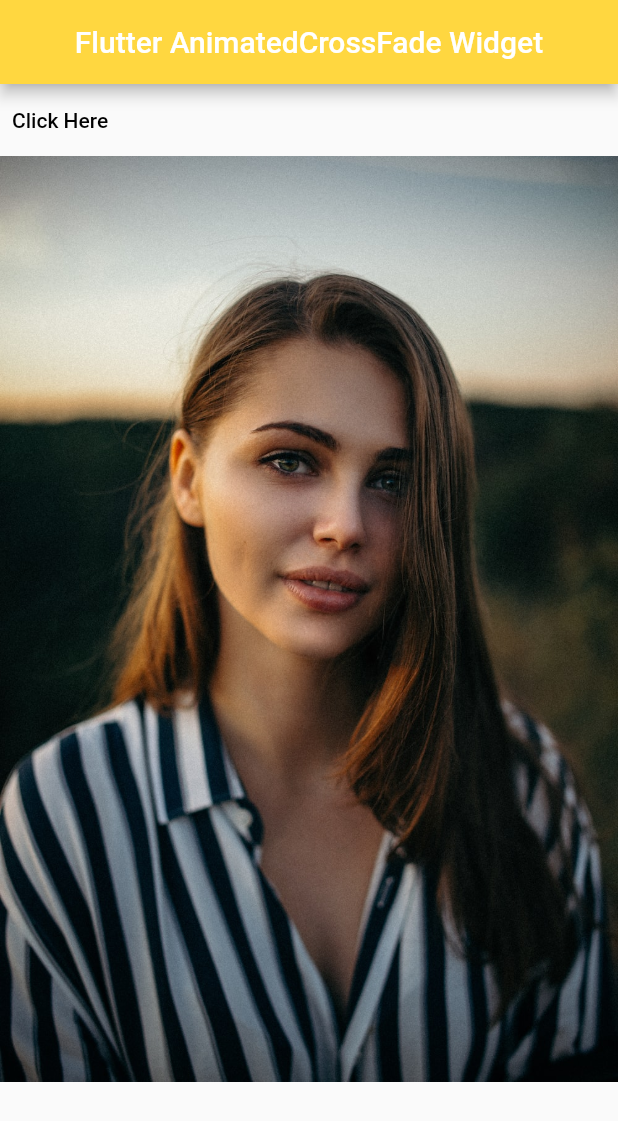
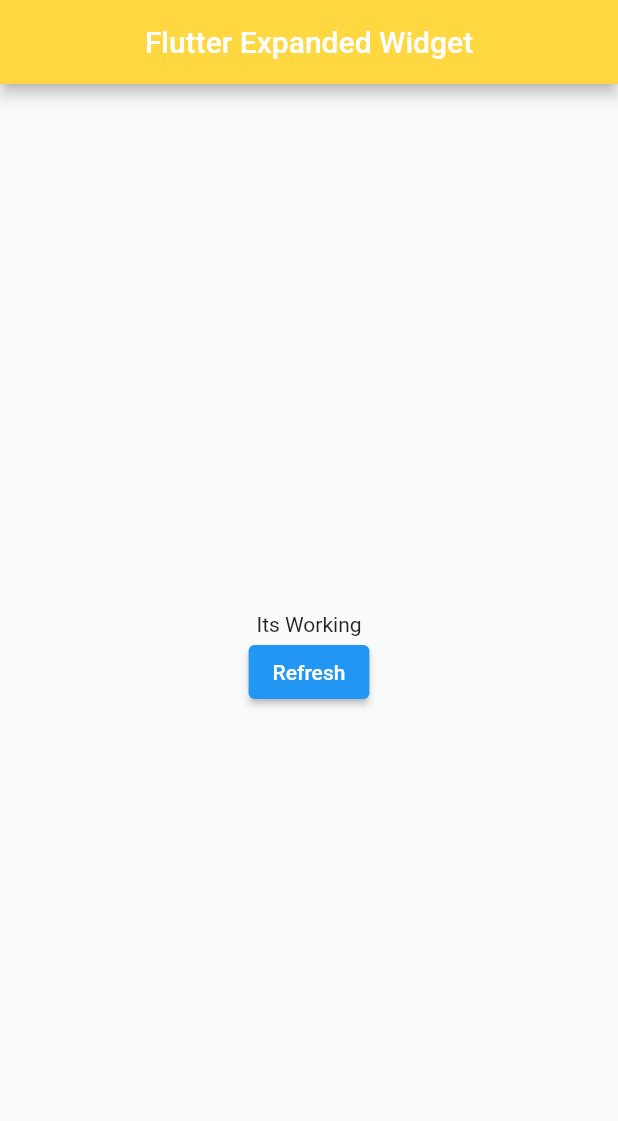
Before and after one commit to mdmanik74/Flutter-Day, a Flutter app: the screen it shows after launch, on a phone screen of 412 x 824 dp. Shown: the top 1121 px of the screen. Run offline on Flutter 3.47's test engine with Material 2 defaults, Android fonts, the phone set to English and light mode, and no system bars.

Commit message:
Expanded and future builder widget

```diff
--- a/lib/main.dart
+++ b/lib/main.dart
@@ -1,5 +1,7 @@
 import 'package:flutter/material.dart';
-import 'package:source_code/source/animated_crossfade.dart';
+//import 'package:source_code/source/animated_crossfade.dart';
+//import 'package:source_code/source/expanded_widget.dart';
+import 'package:source_code/source/future_builder.dart';
 //import 'package:source_code/source/page_view.dart';
 //import 'package:source_code/source/range_slider.dart';
 //import 'package:source_code/source/stepper_widget.dart';
@@ -26,11 +28,11 @@ class MyApp extends StatelessWidget {
       debugShowCheckedModeBanner: false,
       home: Scaffold(
         appBar: AppBar(
-          title: const Text('Flutter AnimatedCrossFade Widget'),
+          title: const Text('Flutter Expanded Widget'),
           backgroundColor: Colors.amberAccent,
           centerTitle: true,
         ),
-        body: AnimatedCrossFades(),
+        body: FutureBuilders(),
         backgroundColor: Colors.greenAccent,
       ),
     );
--- /dev/null
+++ b/lib/source/future_builder.dart
@@ -0,0 +1,50 @@
+// ignore_for_file: camel_case_types, prefer_typing_uninitialized_variables
+
+import 'package:flutter/material.dart';
+
+class FutureBuilders extends StatefulWidget {
+  const FutureBuilders({Key? key}) : super(key: key);
+
+  @override
+  State<FutureBuilders> createState() => _FutureBuildersState();
+}
+
+Future<String> getData() async {
+  await Future.delayed(const Duration(seconds: 1));
+  return "Its Working";
+}
+
+class _FutureBuildersState extends State<FutureBuilders> {
+  @override
+  Widget build(BuildContext context) {
+    return Scaffold(
+      body: Center(
+          child: FutureBuilder(
+        future: getData(),
+        builder: (context, snapshot) {
+          if (snapshot.connectionState == ConnectionState.waiting) {
+            return const CircularProgressIndicator.adaptive();
+          }
+          if (snapshot.hasError) {
+            return Text(snapshot.error.toString());
+          } else {
+            return Column(
+              mainAxisSize: MainAxisSize.min,
+              children: [
+                Text(
+                  snapshot.data.toString(),
+                ),
+                ElevatedButton(
+                  onPressed: () {
+                    setState(() {});
+                  },
+                  child: const Text('Refresh'),
+                ),
+              ],
+            );
+          }
+        },
+      )),
+    );
+  }
+}
```
Also changed, not shown: lib/source/expanded_widget.dart (added, +44 -0 lines).
